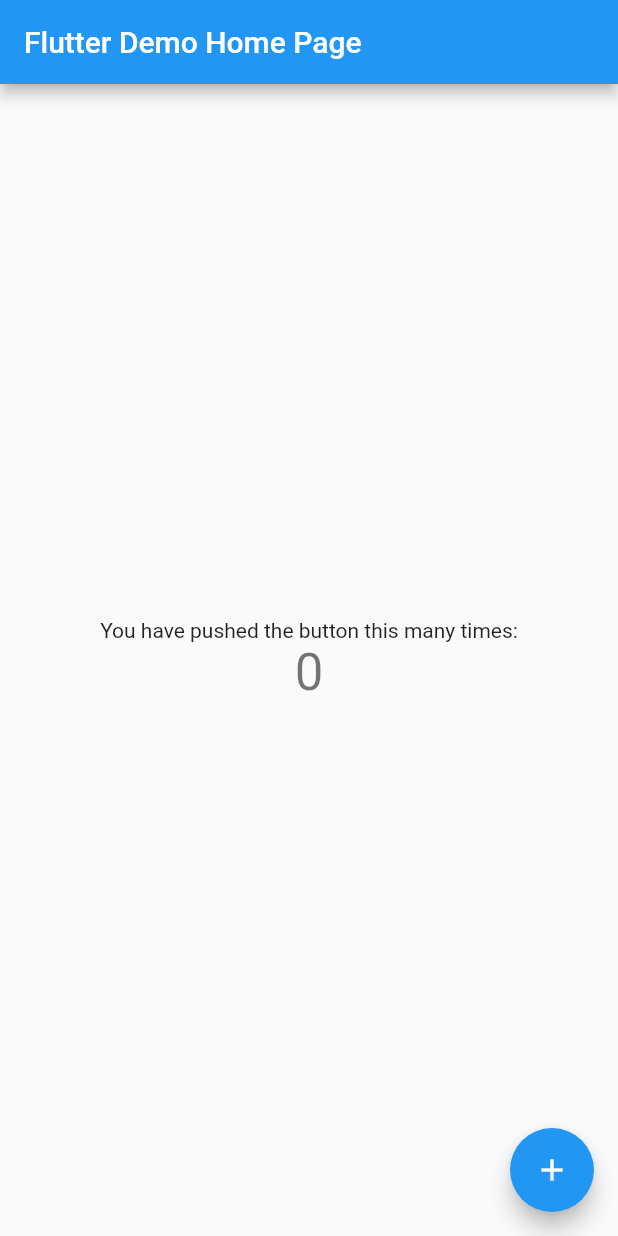
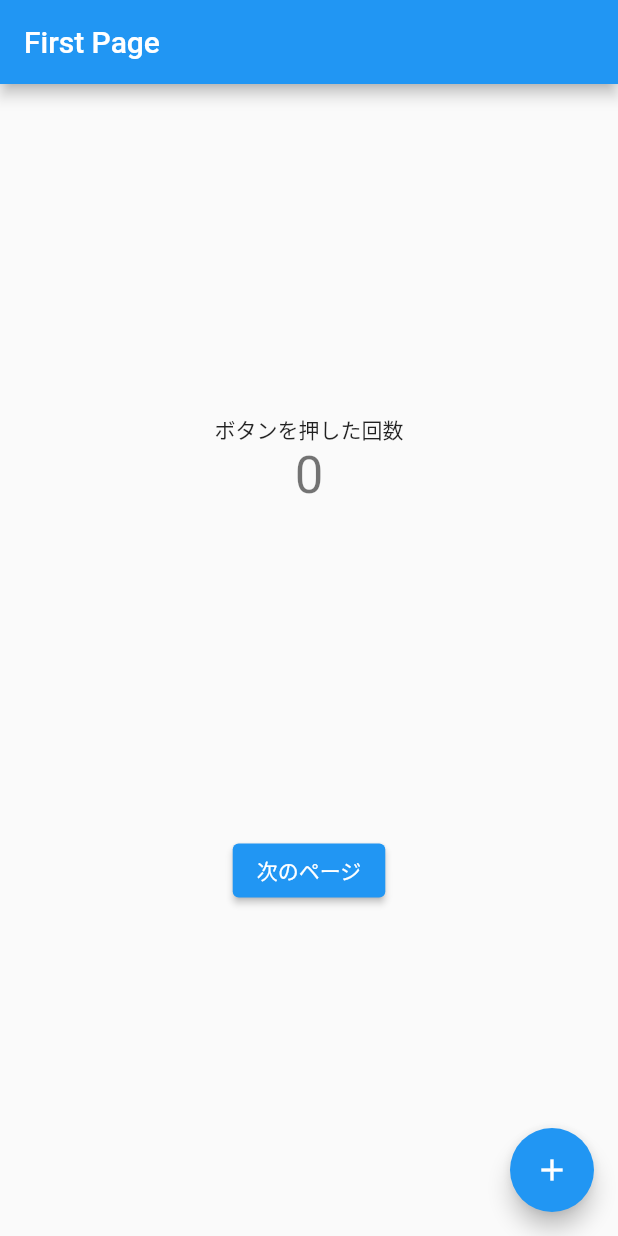
Before and after one commit to yuto90/routine_task, a Flutter app: the screen it shows after launch, on a phone screen of 412 x 824 dp. Run offline on Flutter 3.47's test engine with Material 2 defaults, Android fonts, the light colour scheme and no system bars; our stand-ins replace flutter_riverpod.

Commit message:
ファイル分割

```diff
--- a/lib/main.dart
+++ b/lib/main.dart
@@ -1,66 +1,18 @@
 import 'package:flutter/material.dart';
+import 'package:flutter_riverpod/flutter_riverpod.dart';
+import 'package:routine_task/view/top.dart';
 
 void main() {
-  runApp(const MyApp());
+  runApp(const ProviderScope(child: MyApp()));
 }
 
 class MyApp extends StatelessWidget {
-  const MyApp({Key? key}) : super(key: key);
+  const MyApp({super.key});
 
   @override
   Widget build(BuildContext context) {
-    return MaterialApp(
-      title: 'routine_task',
-      theme: ThemeData(
-        primarySwatch: Colors.blue,
-      ),
-      home: const MyHomePage(title: 'Flutter Demo Home Page'),
+    return const MaterialApp(
+      home: MyHomePage(),
     );
   }
 }
-
-class MyHomePage extends StatefulWidget {
-  const MyHomePage({Key? key, required this.title}) : super(key: key);
-  final String title;
-
-  @override
-  State<MyHomePage> createState() => _MyHomePageState();
-}
-
-class _MyHomePageState extends State<MyHomePage> {
-  int _counter = 0;
-
-  void _incrementCounter() {
-    setState(() {
-      _counter++;
-    });
-  }
-
-  @override
-  Widget build(BuildContext context) {
-    return Scaffold(
-      appBar: AppBar(
-        title: Text(widget.title),
-      ),
-      body: Center(
-        child: Column(
-          mainAxisAlignment: MainAxisAlignment.center,
-          children: <Widget>[
-            const Text(
-              'You have pushed the button this many times:',
-            ),
-            Text(
-              '$_counter',
-              style: Theme.of(context).textTheme.headline4,
-            ),
-          ],
-        ),
-      ),
-      floatingActionButton: FloatingActionButton(
-        onPressed: _incrementCounter,
-        tooltip: 'Increment',
-        child: const Icon(Icons.add),
-      ),
-    );
-  }
-}
--- /dev/null
+++ b/lib/model/provider.dart
@@ -0,0 +1,3 @@
+import 'package:flutter_riverpod/flutter_riverpod.dart';
+
+final countProvider = StateProvider((ref) => 0);
--- /dev/null
+++ b/lib/view/top.dart
@@ -0,0 +1,53 @@
+import 'package:flutter/material.dart';
+import 'package:flutter_riverpod/flutter_riverpod.dart';
+import '../model/provider.dart';
+import 'second_page.dart';
+
+class MyHomePage extends ConsumerWidget {
+  const MyHomePage({super.key});
+
+  @override
+  Widget build(BuildContext context, WidgetRef ref) {
+    return Scaffold(
+      appBar: AppBar(
+        backgroundColor: Colors.blue,
+        title: const Text('First Page'),
+      ),
+      body: Center(
+        child: Column(
+          mainAxisAlignment: MainAxisAlignment.spaceEvenly,
+          children: [
+            Column(
+              mainAxisAlignment: MainAxisAlignment.center,
+              children: <Widget>[
+                const Text(
+                  'ボタンを押した回数',
+                ),
+                Text(
+                  '${ref.watch(countProvider)}',
+                  style: Theme.of(context).textTheme.headline4,
+                ),
+              ],
+            ),
+            ElevatedButton(
+              onPressed: () {
+                Navigator.of(context).push<void>(
+                  MaterialPageRoute(
+                    builder: (context) => const MySecondPage(),
+                  ),
+                );
+              },
+              child: const Text('次のページ'),
+            )
+          ],
+        ),
+      ),
+      floatingActionButton: FloatingActionButton(
+        onPressed: () {
+          ref.read(countProvider.notifier).state++;
+        },
+        child: const Icon(Icons.add),
+      ),
+    );
+  }
+}
```
Also changed, not shown: lib/view/second_page.dart (added, +48 -0 lines).
